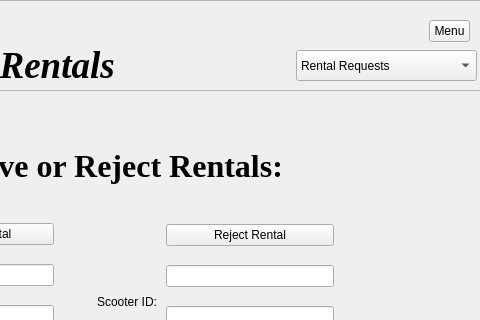
Old version of the form scooterrequests.ui in the repository DanielleSamaroo/Group-5-Scooters; both pictures show x 284 to 764 and y 0 to 320 of the 764 by 558 pixel window.
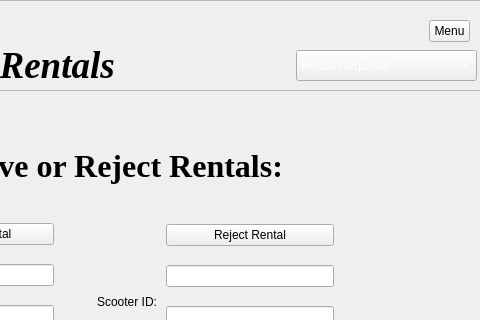
New version of the form. Icons and pictures are not drawn.

```diff
--- a/scooterrequests.ui
+++ b/scooterrequests.ui
@@ -105,6 +105,24 @@
          </color>
         </brush>
        </colorrole>
+       <colorrole role="Text">
+        <brush brushstyle="SolidPattern">
+         <color alpha="255">
+          <red>255</red>
+          <green>255</green>
+          <blue>255</blue>
+         </color>
+        </brush>
+       </colorrole>
+       <colorrole role="ButtonText">
+        <brush brushstyle="SolidPattern">
+         <color alpha="255">
+          <red>255</red>
+          <green>255</green>
+          <blue>255</blue>
+         </color>
+        </brush>
+       </colorrole>
       </active>
       <inactive>
        <colorrole role="WindowText">
@@ -116,6 +134,24 @@
          </color>
         </brush>
        </colorrole>
+       <colorrole role="Text">
+        <brush brushstyle="SolidPattern">
+         <color alpha="255">
+          <red>255</red>
+          <green>255</green>
+          <blue>255</blue>
+         </color>
+        </brush>
+       </colorrole>
+       <colorrole role="ButtonText">
+        <brush brushstyle="SolidPattern">
+         <color alpha="255">
+          <red>255</red>
+          <green>255</green>
+          <blue>255</blue>
+         </color>
+        </brush>
+       </colorrole>
       </inactive>
       <disabled/>
      </palette>
```
